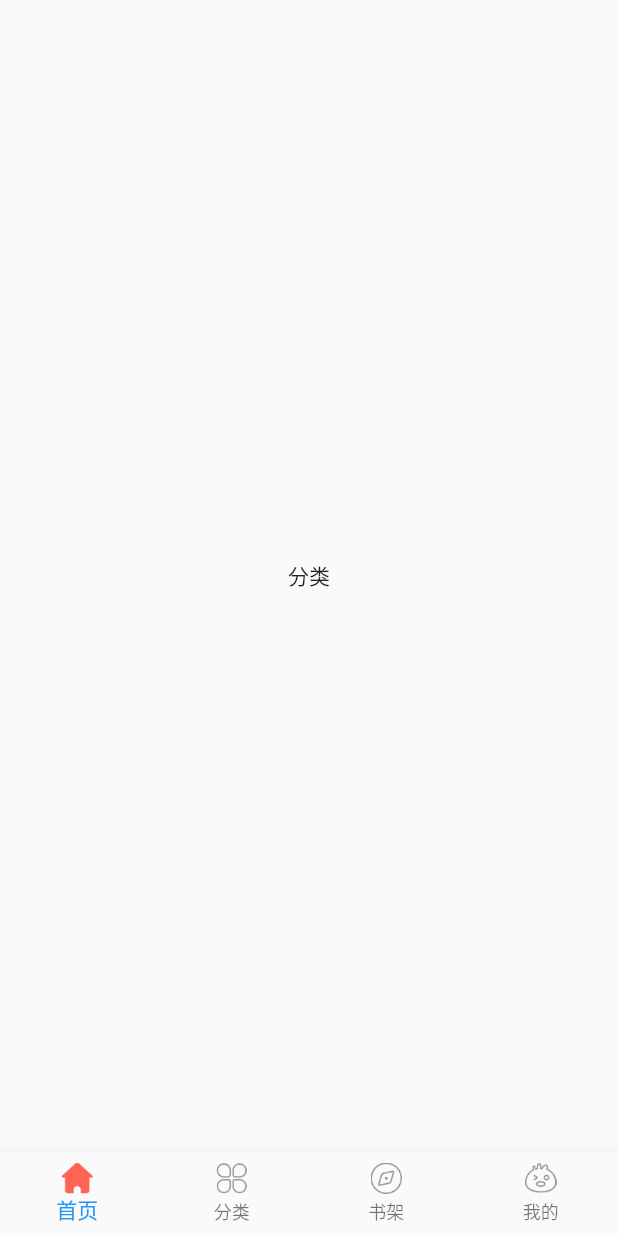
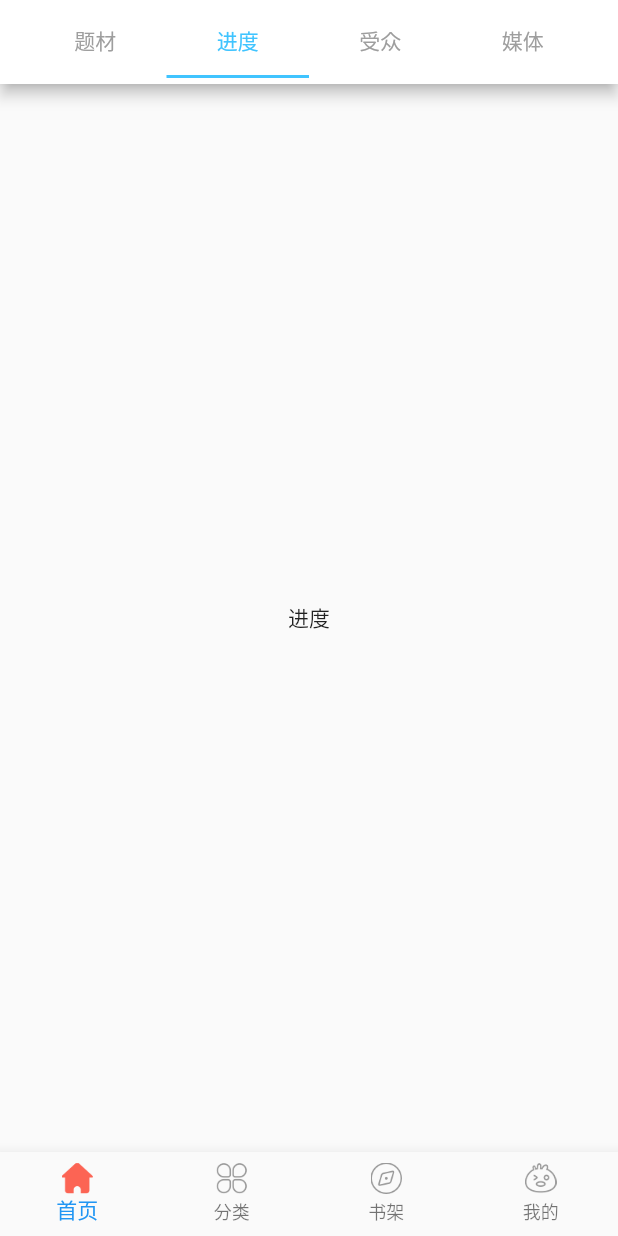
Before and after one commit to fishyuyu/flutter_self, a Flutter app: the screen it shows after launch, swiped to page 2, on a phone screen of 412 x 824 dp. Run offline on Flutter 3.47's test engine with Material 2 defaults, Android fonts, the phone set to English and light mode, and no system bars.

Commit message:
增加分类的tab页

```diff
--- /dev/null
+++ b/lib/find/find_item.dart
@@ -0,0 +1,28 @@
+import 'package:flutter/material.dart';
+/**
+ * Copyright (C), 2015-2019
+ * FileName: find_page
+ * Author: yulei
+ * Date: 2019/5/8 12:59
+ * Description: ${分类的子类}
+ * History:
+ * <author> <time> <version> <desc>
+ * 作者姓名 修改时间 版本号 描述
+ */
+
+class FindItemPage extends StatelessWidget {
+
+  String title;
+
+
+  FindItemPage(this.title);
+
+  @override
+  Widget build(BuildContext context) {
+    return new Scaffold(
+      body: new Center(
+        child: new Text("$title"),
+      ),
+    );
+  }
+}
--- a/lib/mian/kind_page.dart
+++ b/lib/mian/kind_page.dart
@@ -1,4 +1,5 @@
 import 'package:flutter/material.dart';
+import 'package:flutter_self/find/find_item.dart';
 
 /**
  * Copyright (C), 2015-2019
@@ -20,19 +21,56 @@ class KindPage extends StatelessWidget {
 }
 
 class _KindPage extends StatefulWidget {
-
   @override
   _KindPageState createState() => _KindPageState();
 }
 
-class _KindPageState extends State<_KindPage> {
+class _KindPageState extends State<_KindPage>
+    with SingleTickerProviderStateMixin {
+  TabController _tabController;
+  ///标题集合
+  var titles = ['题材', '进度', '受众', '媒体'];
+  @override
+  void initState() {
+    super.initState();
+    _tabController = new TabController(vsync: this, initialIndex: 1, length: 4);
+  }
+
+  @override
+  void dispose() {
+    ///页面销毁时，销毁控制器
+    _tabController.dispose();
+    super.dispose();
+  }
+
   @override
   Widget build(BuildContext context) {
-   return new Scaffold(
-      body: new Center(
-        child: new Text("分类"),
+    return Scaffold(
+      appBar: AppBar(
+        backgroundColor: Colors.white,
+//        elevation: 0,//去掉阴影
+        title: new TabBar(
+          controller: _tabController,
+          indicatorColor: Colors.lightBlueAccent,
+          labelColor: Colors.lightBlueAccent,
+          unselectedLabelColor: Colors.grey,
+          tabs: <Widget>[
+            new Tab(text: titles[0]),
+            new Tab(text: titles[1]),
+            new Tab(text: titles[2]),
+            new Tab(text: titles[3]),
+          ],
+        ),
+      ),
+      body: new TabBarView(
+        controller: _tabController,
+        children: <Widget>[
+          FindItemPage(titles[0]),
+          FindItemPage(titles[1]),
+          FindItemPage(titles[2]),
+          FindItemPage(titles[3]),
+        ],
       ),
     );
   }
-
 }
--- a/pubspec.yaml
+++ b/pubspec.yaml
@@ -23,6 +23,8 @@ dependencies:
   # The following adds the Cupertino Icons font to your application.
   # Use with the CupertinoIcons class for iOS style icons.
   cupertino_icons: ^0.1.2
+  carousel_slider: ^1.3.0
+#  dio: ^1.0.17
 
 dev_dependencies:
   flutter_test:
```
Also changed, not shown: lib/mian/find_page.dart (+51 -3 lines), lib/mian/home_page.dart (line endings or trailing spaces).
